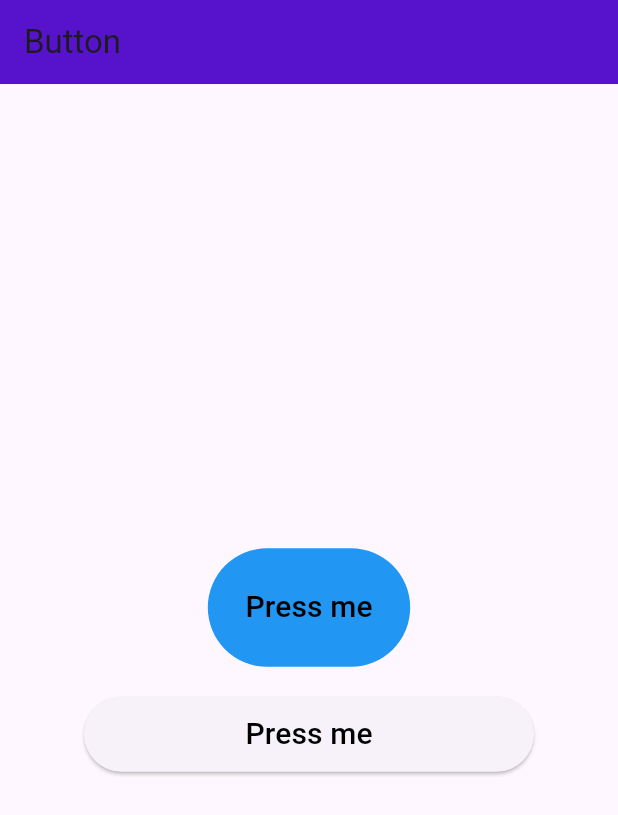
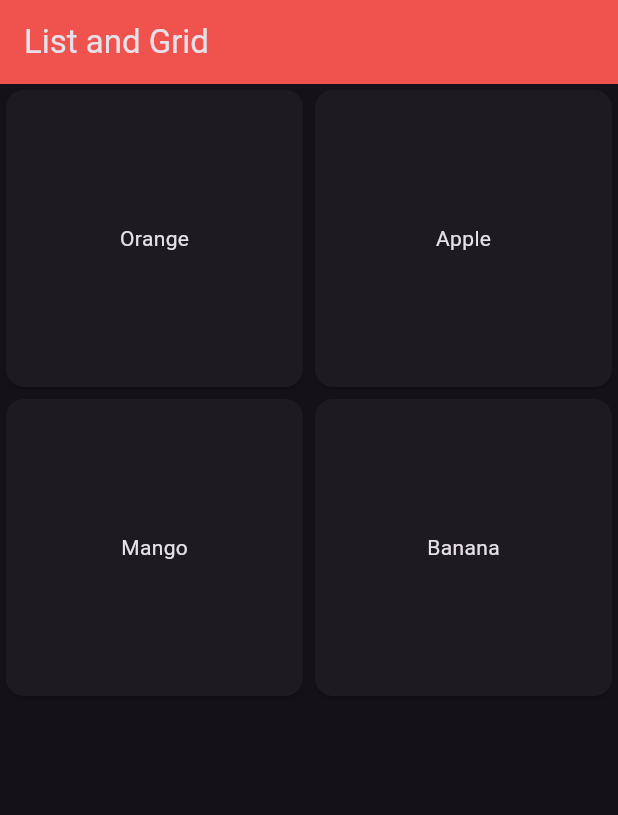
Before and after one commit to ajayvaniya0/Flutter_Bootcamp, a Flutter app: the screen it shows after launch, on a phone screen of 412 x 824 dp. Shown: the top 815 px of the screen. Run offline on Flutter 3.47's test engine with Material 3 defaults, Android fonts, the phone set to English and light mode, and no system bars.

Commit message:
List and Grid

```diff
--- a/Week_2/basic_widgets/lib/main.dart
+++ b/Week_2/basic_widgets/lib/main.dart
@@ -1,3 +1,4 @@
+import 'package:basic_widgets/widgets/list_grid.dart';
 import 'package:basic_widgets/widgets/rowscols.dart';
 import 'package:flutter/material.dart';
 import 'package:basic_widgets/widgets/container_sized.dart';
@@ -13,10 +14,10 @@ class MyApp extends StatelessWidget {
     return MaterialApp(
       debugShowCheckedModeBanner: false,
       theme: ThemeData(
-        brightness: Brightness.light,
+        brightness: Brightness.dark,
         primaryColor: Colors.deepPurple,
       ),
-      home: const ButtonWidget(),
+      home: const ListGrid(),
     );
   }
 }
--- /dev/null
+++ b/Week_2/basic_widgets/lib/widgets/list_grid.dart
@@ -0,0 +1,80 @@
+import 'package:flutter/material.dart';
+
+class ListGrid extends StatefulWidget {
+  const ListGrid({super.key});
+
+  @override
+  State<ListGrid> createState() => _ListGridState();
+}
+
+class _ListGridState extends State<ListGrid> {
+  List<String> fruits = ['Orange', 'Apple', 'Mango', 'Banana'];
+  Map fruits_person = {
+    'fruits': ['Orange', 'Apple', 'Mango', 'Banana'],
+    'names': ['Karan', 'Akshit', 'Gaurav', 'Prensu']
+  };
+  @override
+  Widget build(BuildContext context) {
+    return Scaffold(
+      appBar: AppBar(
+        title: Text('List and Grid'),
+        backgroundColor: Colors.red,
+        elevation: 8,
+      ),
+      body: Container(
+        // child: ListView.builder(
+        //     itemCount: fruits.length,
+        //     itemBuilder: (context, index) {
+        //       return Card(
+        //         child: ListTile(
+        //           onTap: () {
+        //             print((fruits_person['fruits'][index]));
+        //           },
+        //           leading: Icon(Icons.person),
+        //           title: Text(fruits_person['fruits'][index]),
+        //           subtitle: Text(fruits_person['names'][index]),
+        //         ),
+        //       );
+        //     }),
+        // child: GridView(
+        //   gridDelegate: SliverGridDelegateWithFixedCrossAxisCount(
+        //       crossAxisCount: 3,
+        //       crossAxisSpacing: 20,
+        //       mainAxisSpacing: 20,
+        //       childAspectRatio: 2 / 3),
+        //   children: [
+        //     Card(
+        //       child: Center(child: Text('Orange')),
+        //     ),
+        //     Card(
+        //       child: Center(child: Text('Orange')),
+        //     ),
+        //     Card(
+        //       child: Center(child: Text('Orange')),
+        //     ),
+        //     Card(
+        //       child: Center(child: Text('Orange')),
+        //     ),
+        //     Card(
+        //       child: Center(child: Text('Orange')),
+        //     ),
+        //     Card(
+        //       child: Center(child: Text('Orange')),
+        //     ),
+        //   ],
+        // ),
+        child: GridView.builder(
+            itemCount: fruits.length,
+            gridDelegate:
+                SliverGridDelegateWithFixedCrossAxisCount(crossAxisCount: 2),
+            itemBuilder: (context, index) {
+              return Card(
+                child: Center(
+                  child: Text(fruits[index]),
+                ),
+              );
+            }),
+      ),
+    );
+  }
+}
```
